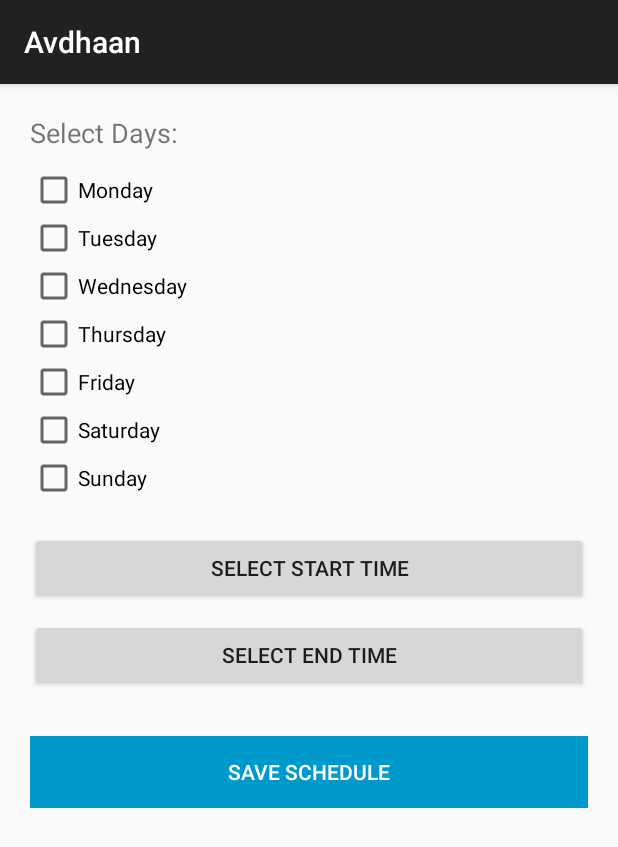
After one commit to githubsourabh/Avdhaan, an Android app: the ScheduleActivity screen opened directly, with no data from a screen before it, on a phone screen of 412 x 824 dp. The commit adds this screen. Shown: the top 847 px of the screen. Run offline under Robolectric (Android 15) with nearby library versions, the phone set to English and light mode, and no system bars.

Commit message:
added ability to added schedules

```diff
--- a/app/src/main/AndroidManifest.xml
+++ b/app/src/main/AndroidManifest.xml
@@ -32,6 +32,7 @@
 
         <activity android:name=".SelectAppsActivity" />
 
+        <activity android:name=".ScheduleActivity" />
 
 
         <service
@@ -46,8 +47,12 @@
                 android:resource="@xml/app_block_config" />
         </service>
 
+        <receiver android:name=".FocusAlarmReceiver" android:exported="true"/>
+
+
     </application>
 
 
 
+
 </manifest>
--- /dev/null
+++ b/app/src/main/res/layout/activity_schedule.xml
@@ -0,0 +1,50 @@
+<?xml version="1.0" encoding="utf-8"?>
+<ScrollView xmlns:android="http://schemas.android.com/apk/res/android"
+    android:layout_width="match_parent"
+    android:layout_height="match_parent">
+
+<LinearLayout
+    android:orientation="vertical"
+    android:padding="20dp"
+    android:layout_width="match_parent"
+    android:layout_height="wrap_content">
+
+    <TextView
+        android:text="Select Days:"
+        android:textSize="18sp"
+        android:layout_marginBottom="10dp"
+        android:layout_width="wrap_content"
+        android:layout_height="wrap_content" />
+
+    <CheckBox android:id="@+id/checkbox_mon" android:text="Monday" android:layout_width="wrap_content" android:layout_height="wrap_content"/>
+    <CheckBox android:id="@+id/checkbox_tue" android:text="Tuesday" android:layout_width="wrap_content" android:layout_height="wrap_content"/>
+    <CheckBox android:id="@+id/checkbox_wed" android:text="Wednesday" android:layout_width="wrap_content" android:layout_height="wrap_content"/>
+    <CheckBox android:id="@+id/checkbox_thu" android:text="Thursday" android:layout_width="wrap_content" android:layout_height="wrap_content"/>
+    <CheckBox android:id="@+id/checkbox_fri" android:text="Friday" android:layout_width="wrap_content" android:layout_height="wrap_content"/>
+    <CheckBox android:id="@+id/checkbox_sat" android:text="Saturday" android:layout_width="wrap_content" android:layout_height="wrap_content"/>
+    <CheckBox android:id="@+id/checkbox_sun" android:text="Sunday" android:layout_width="wrap_content" android:layout_height="wrap_content"/>
+
+    <Button
+        android:id="@+id/start_time_btn"
+        android:text="Select Start Time"
+        android:layout_marginTop="20dp"
+        android:layout_width="match_parent"
+        android:layout_height="wrap_content" />
+
+    <Button
+        android:id="@+id/end_time_btn"
+        android:text="Select End Time"
+        android:layout_marginTop="10dp"
+        android:layout_width="match_parent"
+        android:layout_height="wrap_content" />
+
+    <Button
+        android:id="@+id/save_btn"
+        android:text="Save Schedule"
+        android:layout_marginTop="30dp"
+	android:background="@android:color/holo_blue_dark"
+        android:textColor="@android:color/white"
+        android:layout_width="match_parent"
+        android:layout_height="wrap_content" />
+</LinearLayout>
+</ScrollView>
```
Also changed, not shown: app/src/main/java/com/avdhaan/FocusAlarmReceiver.java (added, +20 -0 lines), app/src/main/java/com/avdhaan/MainActivity.java (+7 -0 lines), app/src/main/java/com/avdhaan/ScheduleActivity.java (added, +126 -0 lines), app/src/main/res/layout/activity_main.xml (+8 -0 lines).
